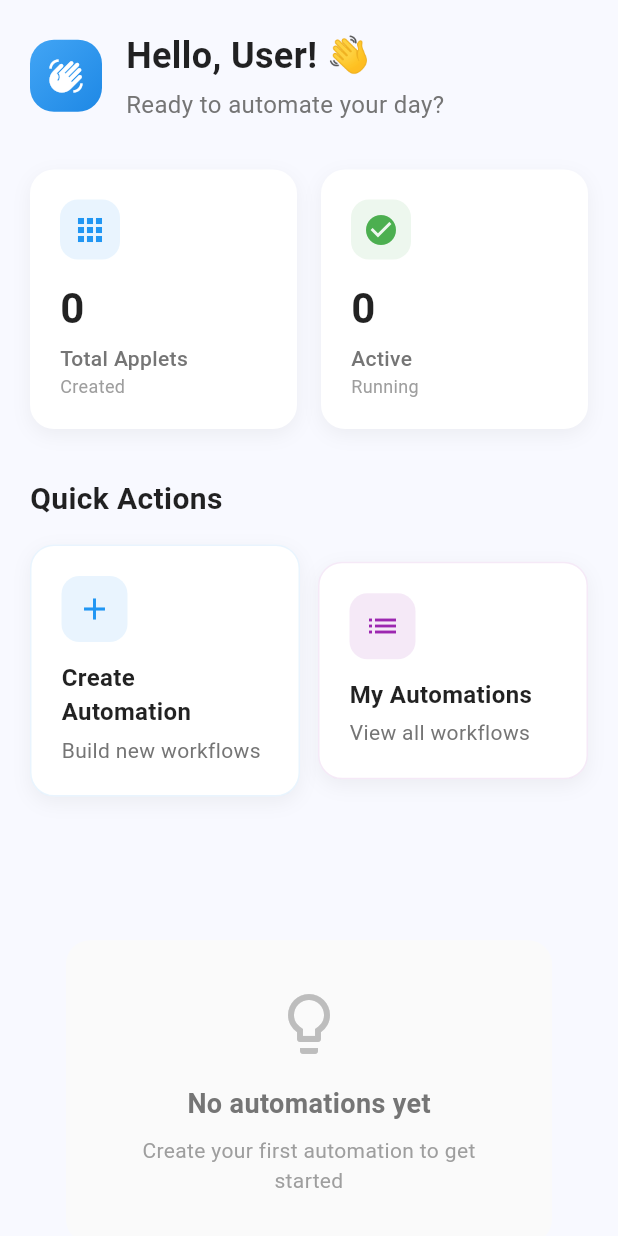
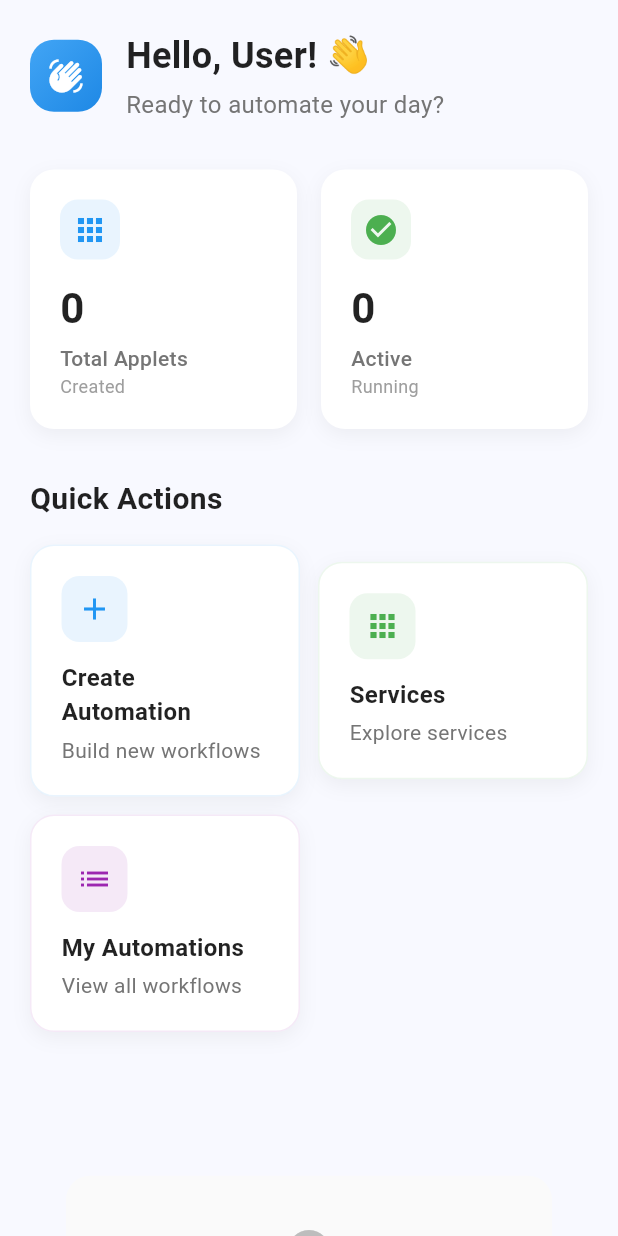
Before and after one commit to My-Epitech-Organisation/Area, a Flutter app: the MyHomePage screen opened directly, on a phone screen of 412 x 824 dp. Run offline on Flutter 3.47's test engine with Material 3 defaults, Android fonts, the phone set to English and light mode, and no system bars; our stand-ins replace app_links, flutter_dotenv, flutter_secure_storage, google_sign_in; accounts and stored records are empty.

Commit message:
feat(home_page): add navigation card for services

```diff
--- a/mobile/lib/home_page.dart
+++ b/mobile/lib/home_page.dart
@@ -223,6 +223,25 @@ class _MyHomePageState extends State<MyHomePage> {
             Expanded(
               child: _buildNavigationCard(
                 context,
+                icon: Icons.apps,
+                title: 'Services',
+                subtitle: 'Explore services',
+                color: Colors.green,
+                onTap: () {
+                  WidgetsBinding.instance.addPostFrameCallback((_) {
+                    Navigator.pushNamed(context, '/services');
+                  });
+                },
+              ),
+            ),
+          ],
+        ),
+        const SizedBox(height: 12),
+        Row(
+          children: [
+            Expanded(
+              child: _buildNavigationCard(
+                context,
                 icon: Icons.list,
                 title: 'My Automations',
                 subtitle: 'View all workflows',
@@ -233,6 +252,8 @@ class _MyHomePageState extends State<MyHomePage> {
                 },
               ),
             ),
+            const SizedBox(width: 12),
+            const Expanded(child: SizedBox()),
           ],
         ),
       ],
```
